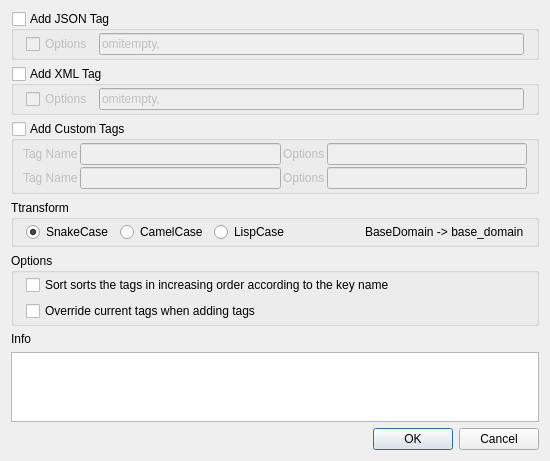
Before: the Qt Designer form liteidex/src/plugins/golangedit/goaddtagsdialog.ui in visualfc/liteide, drawn with Qt 5.
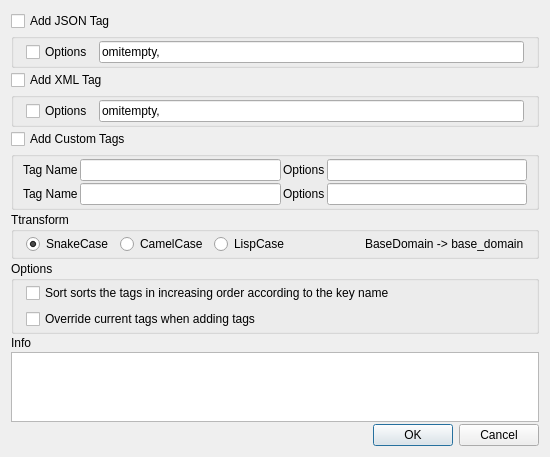
After: the same form once the commit is applied.

Commit message: liteeditor: fix goaddtags ui size

What changed in the file:
```diff
--- a/liteidex/src/plugins/golangedit/goaddtagsdialog.ui
+++ b/liteidex/src/plugins/golangedit/goaddtagsdialog.ui
@@ -7,20 +7,30 @@
     <x>0</x>
     <y>0</y>
     <width>550</width>
-    <height>400</height>
+    <height>441</height>
    </rect>
   </property>
   <property name="windowTitle">
    <string>Add Tags To Struct Field</string>
   </property>
   <layout class="QVBoxLayout" name="verticalLayout_2">
+   <property name="spacing">
+    <number>2</number>
+   </property>
    <item>
-    <widget class="QGroupBox" name="jsonGroupBox">
-     <property name="title">
+    <widget class="QCheckBox" name="jsonCheckBox">
+     <property name="text">
       <string>Add JSON Tag</string>
      </property>
+    </widget>
+   </item>
+   <item>
+    <widget class="QGroupBox" name="jsonGroupBox">
+     <property name="title">
+      <string/>
+     </property>
      <property name="checkable">
-      <bool>true</bool>
+      <bool>false</bool>
      </property>
      <property name="checked">
       <bool>false</bool>
@@ -59,12 +69,19 @@
     </widget>
    </item>
    <item>
-    <widget class="QGroupBox" name="xmlGroupBox">
-     <property name="title">
+    <widget class="QCheckBox" name="xmlCheckBox">
+     <property name="text">
       <string>Add XML Tag</string>
      </property>
+    </widget>
+   </item>
+   <item>
+    <widget class="QGroupBox" name="xmlGroupBox">
+     <property name="title">
+      <string/>
+     </property>
      <property name="checkable">
-      <bool>true</bool>
+      <bool>false</bool>
      </property>
      <property name="checked">
       <bool>false</bool>
@@ -103,12 +120,19 @@
     </widget>
    </item>
    <item>
-    <widget class="QGroupBox" name="customGroupBox">
-     <property name="title">
+    <widget class="QCheckBox" name="customCheckBox">
+     <property name="text">
       <string>Add Custom Tags</string>
      </property>
+    </widget>
+   </item>
+   <item>
+    <widget class="QGroupBox" name="customGroupBox">
+     <property name="title">
+      <string/>
+     </property>
      <property name="checkable">
-      <bool>true</bool>
+      <bool>false</bool>
      </property>
      <property name="checked">
       <bool>false</bool>
@@ -296,6 +320,19 @@
    <item>
     <widget class="QPlainTextEdit" name="argumentsEdit"/>
    </item>
+   <item>
+    <spacer name="verticalSpacer">
+     <property name="orientation">
+      <enum>Qt::Vertical</enum>
+     </property>
+     <property name="sizeHint" stdset="0">
+      <size>
+       <width>20</width>
+       <height>40</height>
+      </size>
+     </property>
+    </spacer>
+   </item>
    <item>
     <widget class="QDialogButtonBox" name="buttonBox">
      <property name="orientation">
```
The commit also changes 2 other files.
